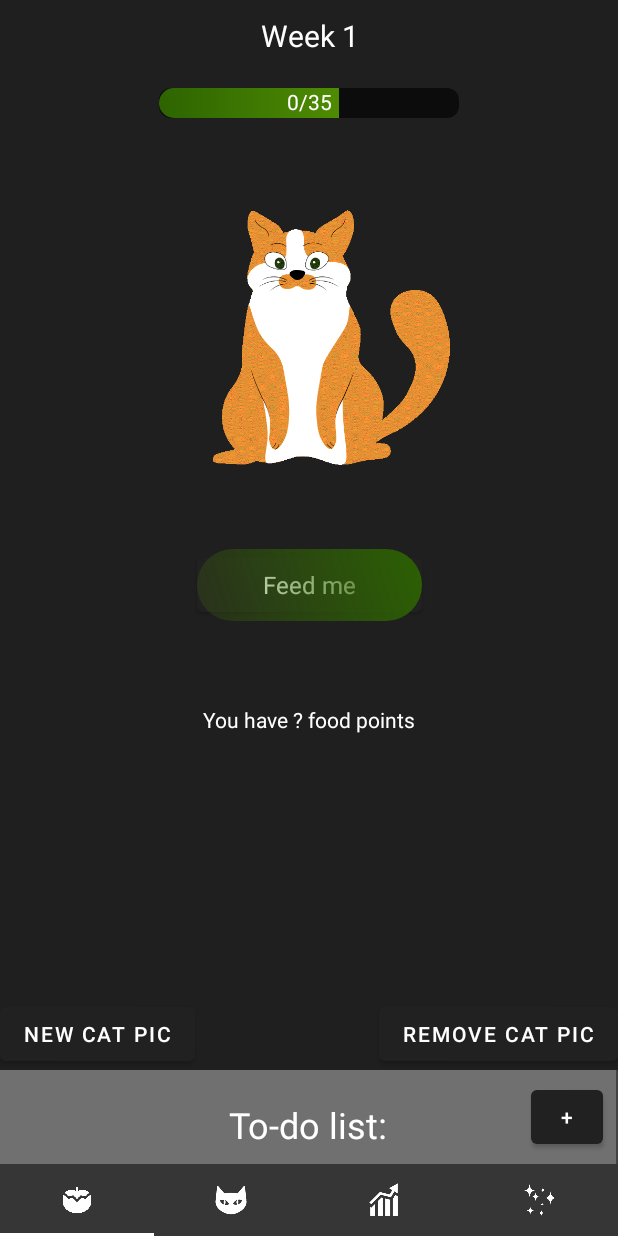
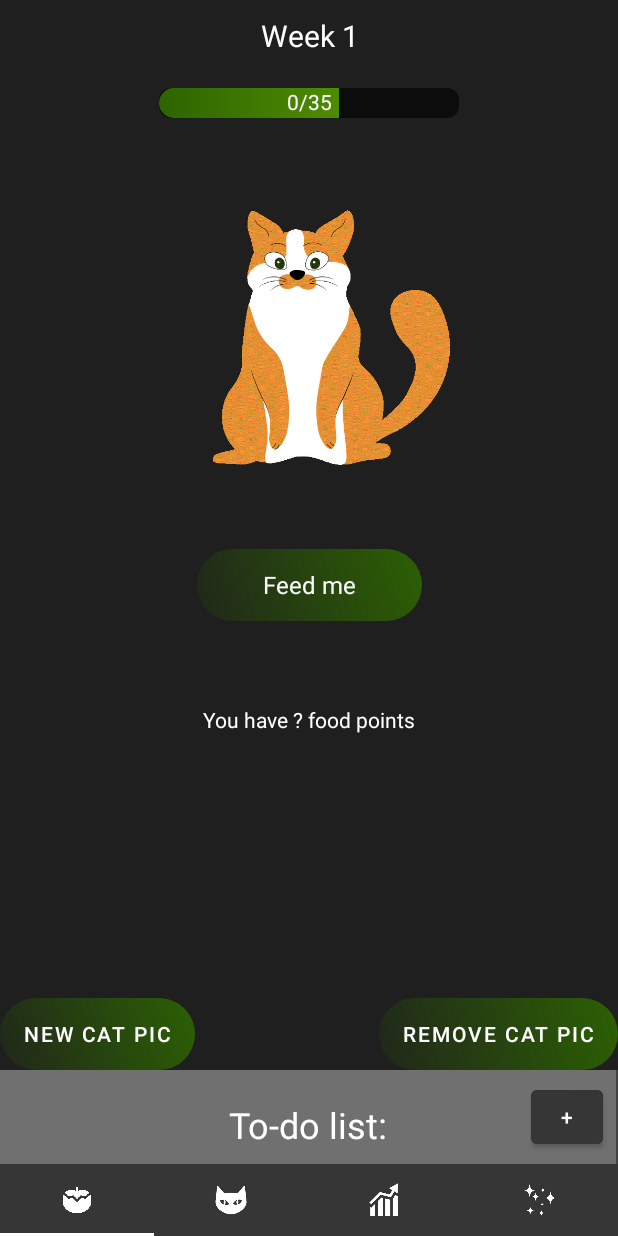
Before and after one commit to Oleh325/Boobees-BEST-test, an Android app: the layout activity_main.xml on its own in the app's theme, with its tools: preview values and no code run, on a phone screen of 412 x 824 dp. Run offline under Robolectric (Android 15) with nearby library versions, the phone set to English and light mode, and no system bars; network calls fail.

Commit message:
Develop (#3)
* Initial commit

* Added .idea to gitignore, moved app to com.bbdevs.app

* fixed androidManifest

* Added main screen's BG and RecyclerView

* added test window for sqlite

* Added fully-working SQLite database (#1)

* Added fully-working SQLite database

* Fixed according to suggestions

* Added "0" as constant

* Fixed according to suggestions

* renamed CatsDB to CatAppDB

* moved db out as a constant

* moved setting listeners to a separate method

* removed redundant db.close

* added Task model, added returning task from repository layer

* added datetime picker, proper field types for Task

* added user info entity

* added services, id fields

* Added "create task" popup(not working yet)

* Fixed(still not working tho)

* ui home and timer

* refactored code

* added feeding a cat

* text in status bar, balance text

* d

* Added cat API

* added remove button

* minor gui changes

Co-authored-by: DESKTOP-POSS0RQ\olega <olegackiv956@gmail.com>
Co-authored-by: Nazarii Klymok <nazarii.klymok@botscrew.com>
Co-authored-by: Oleh325 <92208702+Oleh325@users.noreply.github.com>
Co-authored-by: cupoftea4 <90093980+cupoftea4@users.noreply.github.com>

```diff
--- a/app/src/main/res/layout/activity_main.xml
+++ b/app/src/main/res/layout/activity_main.xml
@@ -87,7 +87,7 @@
         style="@style/Theme.CatOrganiser"
         android:layout_width="150dp"
         android:layout_height="wrap_content"
-        android:foreground="@drawable/listgrad"
+        android:background="@drawable/listgrad"
         android:text="@string/feed_me"
         android:textColor="#FFF"
         android:textSize="16sp"
@@ -113,6 +113,7 @@
         android:id="@+id/removeCatPicBtn"
         android:layout_width="wrap_content"
         android:layout_height="wrap_content"
+        android:background="@drawable/listgrad"
         android:text="Remove cat pic"
         app:layout_constraintBottom_toTopOf="@+id/todo_list"
         app:layout_constraintEnd_toEndOf="parent" />
@@ -132,6 +133,7 @@
             android:layout_width="48dp"
             android:layout_height="wrap_content"
             android:layout_marginEnd="10dp"
+            android:backgroundTint="@color/dark_gray"
             android:paddingLeft="4dp"
             android:paddingTop="4dp"
             android:paddingRight="4dp"
@@ -220,6 +222,7 @@
         android:id="@+id/newCatPicBtn"
         android:layout_width="wrap_content"
         android:layout_height="wrap_content"
+        android:background="@drawable/listgrad"
         android:text="New cat pic"
         app:layout_constraintBottom_toTopOf="@+id/todo_list"
         app:layout_constraintStart_toStartOf="parent" />
--- a/app/src/main/res/values-night/themes.xml
+++ b/app/src/main/res/values-night/themes.xml
@@ -1,5 +1,7 @@
 <resources xmlns:tools="http://schemas.android.com/tools">
     <!-- Base application theme. -->
-    <style name="Theme.CatOrganiser" parent="Theme.MaterialComponents.DayNight.DarkActionBar">
+    <style name="Theme.CatOrganiser" parent="Theme.MaterialComponents.DayNight.NoActionBar">
+        <item name="colorPrimary">@color/dark_green</item>
+        <item name="colorPrimaryVariant">@color/light_green</item>
     </style>
 </resources>
--- a/app/src/main/res/values/themes.xml
+++ b/app/src/main/res/values/themes.xml
@@ -1,5 +1,7 @@
 <resources xmlns:tools="http://schemas.android.com/tools">
     <!-- Base application theme. -->
-    <style name="Theme.CatOrganiser" parent="Theme.MaterialComponents.DayNight.DarkActionBar">
+    <style name="Theme.CatOrganiser" parent="Theme.MaterialComponents.DayNight.NoActionBar">
+        <item name="colorPrimary">@color/dark_green</item>
+        <item name="colorPrimaryVariant">@color/light_green</item>
     </style>
 </resources>
```
Also changed, not shown: app/src/main/res/layout/activity_create_task.xml (+28 -11 lines).
